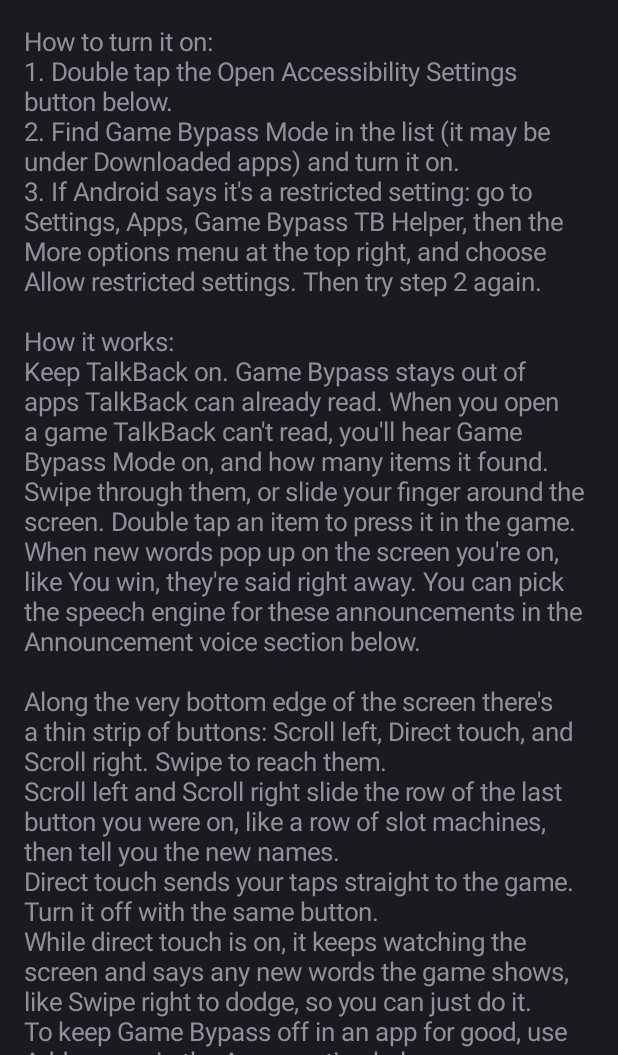
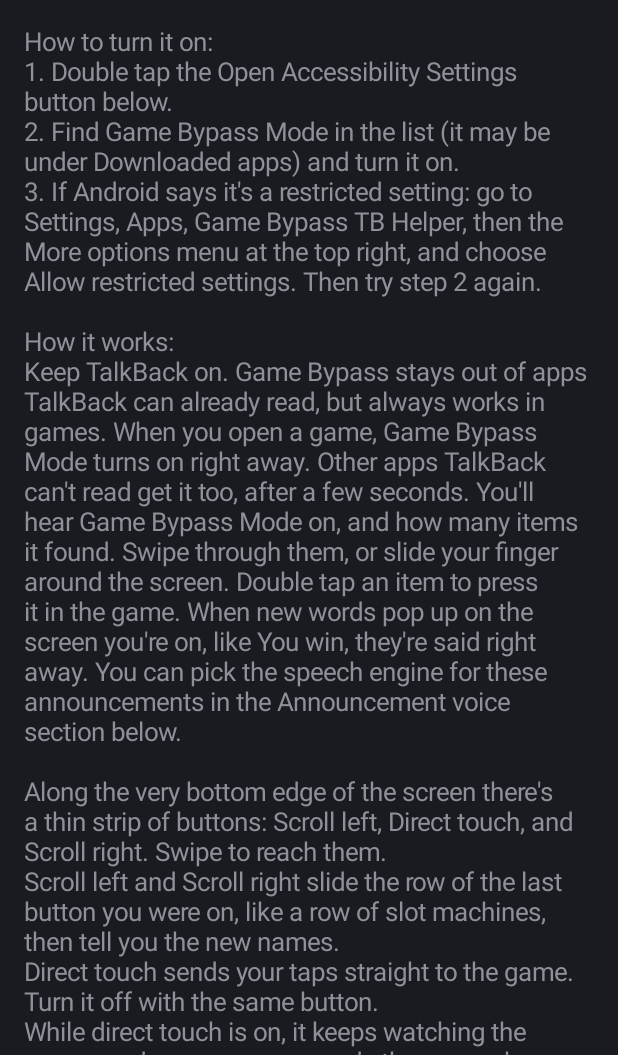
Before and after one commit to erickjeffrey11-arch/GameBypassTB-Helperandroid, an Android app: the screen it shows after launch (MainActivity), on a phone screen of 412 x 824 dp, the part 181-1236 px from its top. Run offline under Robolectric (Android 15) with nearby library versions, the phone set to English and light mode, and no system bars; network calls fail.

Commit message:
Games turn on Game Bypass Mode right away when they open
Before, a game only got Game Bypass Mode if TalkBack could read almost
nothing in it, after a 1.5 second wait. Now any app Android lists as a game
gets it immediately. Never-list and paused games are still left alone.

Co-Authored-By: Claude Opus 5.5 <noreply@anthropic.com>

```diff
--- a/app/src/main/java/com/erick/gamebypass/GameBypassService.kt
+++ b/app/src/main/java/com/erick/gamebypass/GameBypassService.kt
@@ -281,13 +281,17 @@ class GameBypassService : AccessibilityService() {
         val unreadable = when {
             pkg in ignoredPackages || pkg in appList("never") -> false
             profile == "hearthstone" || pkg in appList("always") -> true
+            // Games always get Game Bypass Mode, even if TalkBack can read a few
+            // things in them: making games playable is what this app is for.
+            game -> true
             pkg in appList("accessible") -> false
             else -> readable <= 1
         }
         Log.i(tag, "Front app $pkg readable=$readable game=$game unreadable=$unreadable bypass=$bypassOn")
 
         if (unreadable && !bypassOn && pausedPackage != pkg) {
-            val instant = profile == "hearthstone" || pkg in appList("always")
+            // Games turn it on right away, the moment they open.
+            val instant = game || profile == "hearthstone" || pkg in appList("always")
             // Patience: the screen has to stay unreadable for a moment, so loading
             // screens and splash logos don't turn it on.
             val wait = if (game) 1500L else 3000L
--- a/app/src/main/java/com/erick/gamebypass/MainActivity.kt
+++ b/app/src/main/java/com/erick/gamebypass/MainActivity.kt
@@ -47,7 +47,7 @@ class MainActivity : Activity() {
                 3. If Android says it's a restricted setting: go to Settings, Apps, Game Bypass TB Helper, then the More options menu at the top right, and choose Allow restricted settings. Then try step 2 again.
 
                 How it works:
-                Keep TalkBack on. Game Bypass stays out of apps TalkBack can already read. When you open a game TalkBack can't read, you'll hear Game Bypass Mode on, and how many items it found. Swipe through them, or slide your finger around the screen. Double tap an item to press it in the game. When new words pop up on the screen you're on, like You win, they're said right away. You can pick the speech engine for these announcements in the Announcement voice section below.
+                Keep TalkBack on. Game Bypass stays out of apps TalkBack can already read, but always works in games. When you open a game, Game Bypass Mode turns on right away. Other apps TalkBack can't read get it too, after a few seconds. You'll hear Game Bypass Mode on, and how many items it found. Swipe through them, or slide your finger around the screen. Double tap an item to press it in the game. When new words pop up on the screen you're on, like You win, they're said right away. You can pick the speech engine for these announcements in the Announcement voice section below.
 
                 Along the very bottom edge of the screen there's a thin strip of buttons: Scroll left, Direct touch, and Scroll right. Swipe to reach them.
                 Scroll left and Scroll right slide the row of the last button you were on, like a row of slot machines, then tell you the new names.
```
